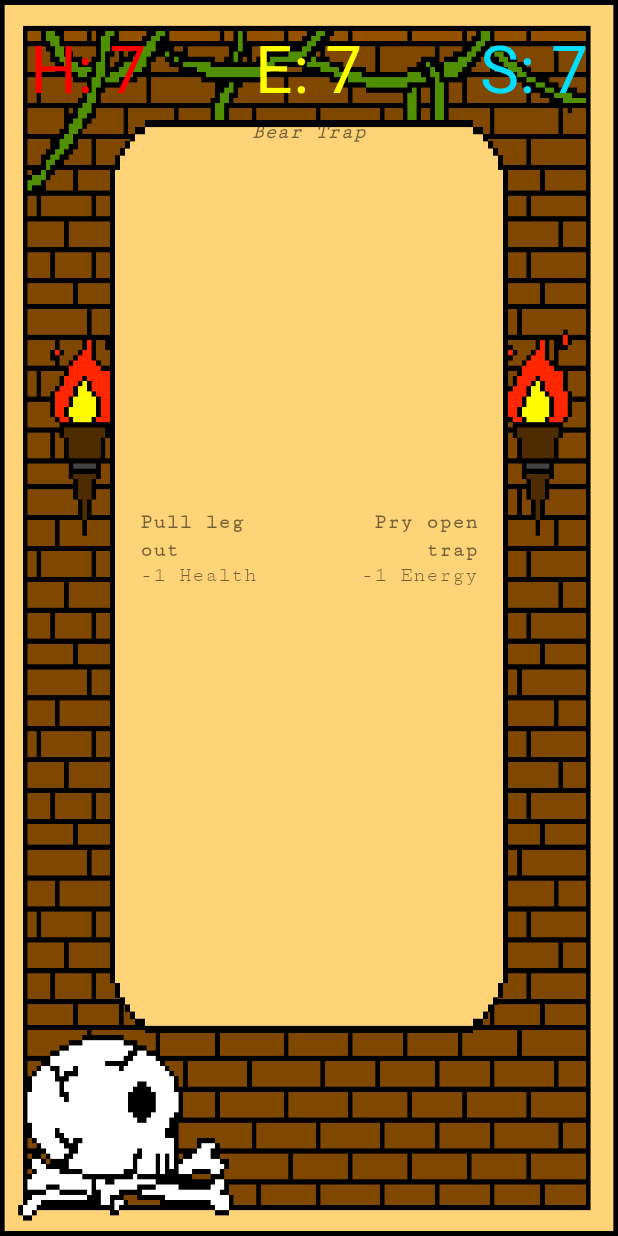
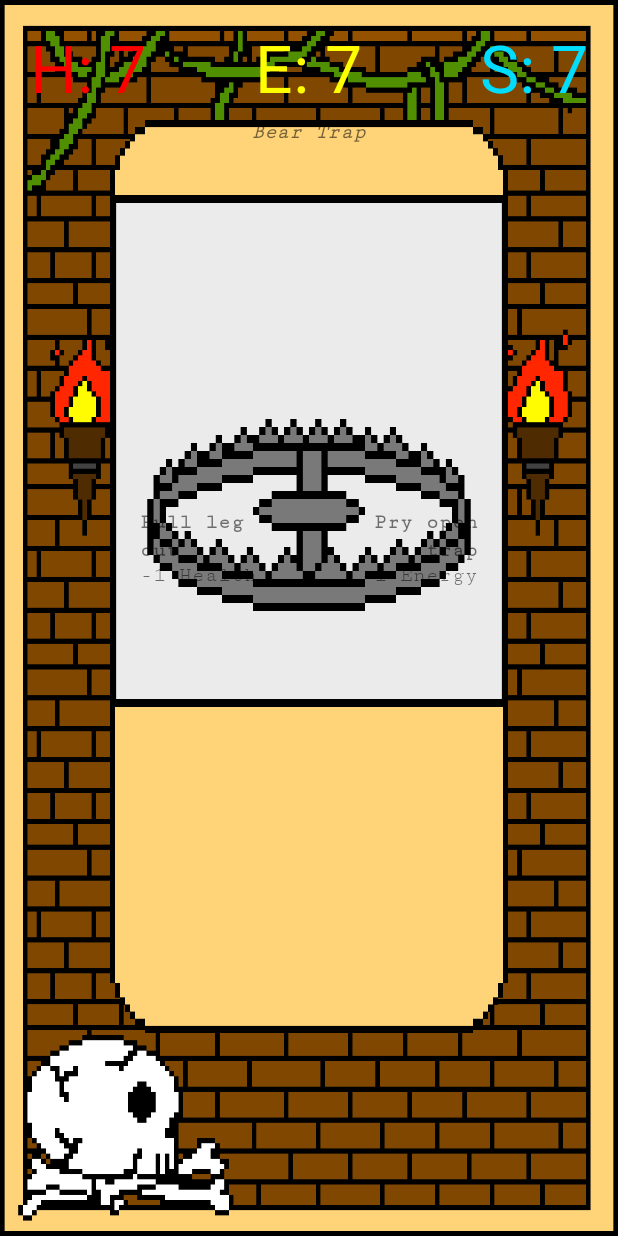
Before and after one commit to bgibbons0531/TreasureTrek, an Android app: the GameMenuActivity screen opened directly, with no data from a screen before it, on a phone screen of 412 x 824 dp. Run offline under Robolectric (Android 15) with nearby library versions, the phone set to English and light mode, and no system bars.

Commit message:
Card images now display on cards.

```diff
--- a/app/src/main/java/com/drunkenpandagames/treasuretrek/CardFragment.java
+++ b/app/src/main/java/com/drunkenpandagames/treasuretrek/CardFragment.java
@@ -1,13 +1,16 @@
 package com.drunkenpandagames.treasuretrek;
 
 import android.app.Fragment;
+import android.content.Context;
 import android.content.res.Resources;
+import android.provider.ContactsContract;
 import android.text.Html;
 import android.view.LayoutInflater;
 import android.view.MotionEvent;
 import android.view.View;
 import android.os.Bundle;
 import android.view.ViewGroup;
+import android.widget.ImageView;
 import android.widget.TextView;
 
 import static com.drunkenpandagames.treasuretrek.R.layout.card_fragment;
@@ -44,6 +47,11 @@ public class CardFragment extends Fragment {
         titleText.setText(Html.fromHtml(title));
         option1Text.setText(Html.fromHtml(option1String));
         option2Text.setText(Html.fromHtml(option2String));
+
+        ImageView imageView = (ImageView)v.findViewById(R.id.card_image);
+        Context context = imageView.getContext();
+        int id = context.getResources().getIdentifier(((GameMenuActivity)getActivity()).currCard.getPath(), "mipmap", context.getPackageName());
+        imageView.setImageResource(id);
         return v;
     }
 }
--- a/app/src/main/java/com/drunkenpandagames/treasuretrek/Deck.java
+++ b/app/src/main/java/com/drunkenpandagames/treasuretrek/Deck.java
@@ -39,28 +39,28 @@ public class Deck {
      * Would implement a config file to parse in the deck info if there was more time.
      */
     private void fillDeck() {
-        cards[0] = new Card(0, "First Aid", "firstAid",
+        cards[0] = new Card(0, "First Aid", "first_aid",
                 new Option(0, "Cauterize<br>wound<br>+1 Health<br>-1 Energy", 1, -1, 0),
                 new Option(0, "Let it be<br><br>-1 Energy<br>+1 Sanity", 0, -1, 1));
         cards[1] = new Card(1, "Ghost", "ghost",
                 new Option(1, "Run around<br>-1 Energy<br>+1 Sanity", 0, -1, 1),
                 new Option(1, "Run past<br>+1 Energy<br>-1 Sanity", 0, 1, -1));
-        cards[2] = new Card(2, "Slime on Head", "slimeOnHead",
+        cards[2] = new Card(2, "Slime on Head", "slime_on_head",
                 new Option(2, "Rip it<br>off<br>-1 Energy", 0, -1, 0),
                 new Option(2, "Leave it<br><br>-1 Sanity", 0, 0, -1));
-        cards[3] = new Card(3, "Bear Trap", "bearTrap",
+        cards[3] = new Card(3, "Bear Trap", "bear_trap",
                 new Option(3, "Pull leg<br>out<br>-1 Health", -1, 0, 0),
                 new Option(3, "Pry open<br>trap<br>-1 Energy", 0, -1, 0));
-        cards[4] = new Card(4, "Monkey Steals Map", "evilMonkey",
+        cards[4] = new Card(4, "Monkey Steals Map", "evil_monkey",
                 new Option(4, "Hunt him<br>down<br>+2 health<br>-1 Energy", 2, -1, 0),
                 new Option(4, "Let him<br>go<br>+2 Energy<br>-1 Sanity", 0, 2, -1));
         cards[5] = new Card(5, "Poison", "poison",
                 new Option(5, "Let body<br>rest<br>-2 Health<br>+1 Energy", -2, 1, 0),
                 new Option(5, "Drink gross<br>cure<br>+1 Energy<br>-2 Sanity", 0, 1, -2));
-        cards[6] = new Card(6, "Bee Hive", "beeHive",
+        cards[6] = new Card(6, "Bee Hive", "bee_hive",
                 new Option(6, "Go under<br>-2 Health", -2, 0, 0),
                 new Option(6, "Go around<br>-2 Energy", 0, -2, 0));
-        cards[7] = new Card(7, "Skeleton Ambush", "spookyScarySkeleton",
+        cards[7] = new Card(7, "Skeleton Ambush", "spooky_scary_skeleton",
                 new Option(7, "Fight him<br><br><br>-1 Health<br>-2 Energy", -1, -2, 0),
                 new Option(7, "Escape<br>through<br>crack<br>-2 Energy<br>-1 Sanity", 0, -2, -1));
         cards[8] = new Card(8, "Empty Camp", "campfire",
@@ -78,37 +78,37 @@ public class Deck {
         cards[12] = new Card(12, "Stuck Rabbit", "bunny",
                 new Option(12, "Eat it<br>+1 Health<br>-1 Sanity", 1, 0, -1),
                 new Option(12, "Save it<br>-1 Health<br>+1 Sanity", -1, 0, 1));
-        cards[13] = new Card(13, "Potion Master", "potionMaster",
+        cards[13] = new Card(13, "Potion Master", "potion_master",
                 new Option(13, "Energy<br>potion<br>-1 Health<br>+1 Energy", -1, 1, 0),
                 new Option(13, "Health<br>potion<br>+1 Health<br>-1 Sanity", 1, 0, -1));
-        cards[14] = new Card(14, "Fork in the Road", "forkInTheRoad",
+        cards[14] = new Card(14, "Fork in the Road", "fork_in_the_road",
                 new Option(14, "Jagged<br>path<br>-1 Health", -1, 0, 0),
                 new Option(14, "Spooky<br>path<br>-1 Sanity", 0, 0, -1));
-        cards[15] = new Card(15, "Wrong Step", "wrongStep",
+        cards[15] = new Card(15, "Wrong Step", "wrong_step",
                 new Option(15, "Find cloth<br><br>+1 Health<br>-1 Energy", 1, -1, 0),
                 new Option(15, "Wait it<br>out<br>-1 Health<br>+1 Energy", -1, 1, 0));
-        cards[16] = new Card(16, "Hostile Adventurer", "badGuy",
+        cards[16] = new Card(16, "Hostile Adventurer", "bad_guy",
                 new Option(16, "Run away<br>-1 Energy<br>+2 Sanity", 0, -1, 2),
                 new Option(16, "Help her<br>-1 Health<br>+2 Energy", -1, 2, 0));
-        cards[17] = new Card(17, "Injured Adventurer", "injuredGuy",
+        cards[17] = new Card(17, "Injured Adventurer", "injured_guy",
                 new Option(17, "Cannibalize<br>+1 Health<br>-2 Sanity", 1, 0, -2),
                 new Option(17, "Help him<br>-2 Energy<br>+1 Sanity", 0, -2, 1));
-        cards[18] = new Card(18, "Dead Jaguar", "deadJaguar",
+        cards[18] = new Card(18, "Dead Jaguar", "dead_jaguar",
                 new Option(18, "Bury it<br>+2 Sanity", 0, 0, 2),
                 new Option(18, "Cook it<br>+2 Health", 2, 0, 0));
-        cards[19] = new Card(19, "Free Time", "freeTime",
+        cards[19] = new Card(19, "Free Time", "free_time",
                 new Option(19, "Eat food<br>+1 Health", 1, 0, 0),
                 new Option(19, "Rest<br>+1 Energy", 0, 1, 0));
-        cards[20] = new Card(20, "Extra Free Time", "extraFreeTime",
+        cards[20] = new Card(20, "Extra Free Time", "extra_free_time",
                 new Option(20, "Feast<br>+2 Health", 2, 0, 0),
                 new Option(20, "Hibernate<br>+2 Energy", 0, 2, 0));
         cards[21] = new Card(21, "Haunted Bridge", "bridge",
                 new Option(21, "The long<br>way<br>-2 Energy", 0, -2, 0),
                 new Option(21, "The short<br>way<br>-2 Sanity", 0, 0, -2));
-        cards[22] = new Card(22, "Adventurer Under Attack", "guyInTrouble",
+        cards[22] = new Card(22, "Adventurer Under Attack", "guy_in_trouble",
                 new Option(22, "Keep<br>walking<br>-2 Sanity", 0, 0, -2),
                 new Option(22, "Intervene<br><br>-2 Health", -2, 0, 0));
-        cards[23] = new Card(23, "Giant Spider", "bigOlSpider",
+        cards[23] = new Card(23, "Giant Spider", "big_ol_spider",
                 new Option(23, "Run away<br>-1 Energy<br>-2 Sanity", 0, -1, -2),
                 new Option(23, "Fight<br>-1 Health<br>-2 Sanity", -1, 0, -2));
         cards[24] = new Card(24, "Questionable Spring", "spring",
--- a/app/src/main/res/layout/card_fragment.xml
+++ b/app/src/main/res/layout/card_fragment.xml
@@ -14,6 +14,17 @@
         tools:ignore="ContentDescription"
         app:srcCompat="@mipmap/card"
         android:id="@+id/imageView3"
+        android:scaleType="fitXY" />
+
+    <ImageView
+        android:layout_width="512px"
+        android:layout_height="512px"
+        android:layout_gravity="center"
+        android:layout_centerHorizontal="true"
+        android:layout_marginTop="50dp"
+        tools:ignore="ContentDescription"
+        android:src="@mipmap/card"
+        android:id="@+id/card_image"
         android:scaleType="fitXY" />
 
     <TextView
```
Also changed, not shown: app/src/main/res/mipmap-hdpi/bad_guy.png (renamed from app/src/main/res/mipmap-hdpi/badGuy.png), app/src/main/res/mipmap-hdpi/bear_trap.png (renamed from app/src/main/res/mipmap-hdpi/bearTrap.png), app/src/main/res/mipmap-hdpi/beehive.png (deleted), app/src/main/res/mipmap-hdpi/big_ol_spider.png (renamed from app/src/main/res/mipmap-hdpi/bigOlSpider.png), app/src/main/res/mipmap-hdpi/card 2.png (deleted), app/src/main/res/mipmap-hdpi/dead_jaguar.png (renamed from app/src/main/res/mipmap-hdpi/deadJaguar.png), app/src/main/res/mipmap-hdpi/evil_monkey.png (renamed from app/src/main/res/mipmap-hdpi/evilMonkey.png), app/src/main/res/mipmap-hdpi/extra_free_time.png (renamed from app/src/main/res/mipmap-hdpi/extraFreeTime.png), app/src/main/res/mipmap-hdpi/first_aid.png (renamed from app/src/main/res/mipmap-hdpi/firstAid.png), app/src/main/res/mipmap-hdpi/fork_in_the_road.png (renamed from app/src/main/res/mipmap-hdpi/forkInTheRoad.png), app/src/main/res/mipmap-hdpi/free_time.png (renamed from app/src/main/res/mipmap-hdpi/freeTime.png), app/src/main/res/mipmap-hdpi/guy_in_trouble.png (renamed from app/src/main/res/mipmap-hdpi/guyInTrouble.png), app/src/main/res/mipmap-hdpi/injured_guy.png (renamed from app/src/main/res/mipmap-hdpi/injuredGuy.png), app/src/main/res/mipmap-hdpi/potion_master.png (renamed from app/src/main/res/mipmap-hdpi/potionMaster.png), 3 more files.
